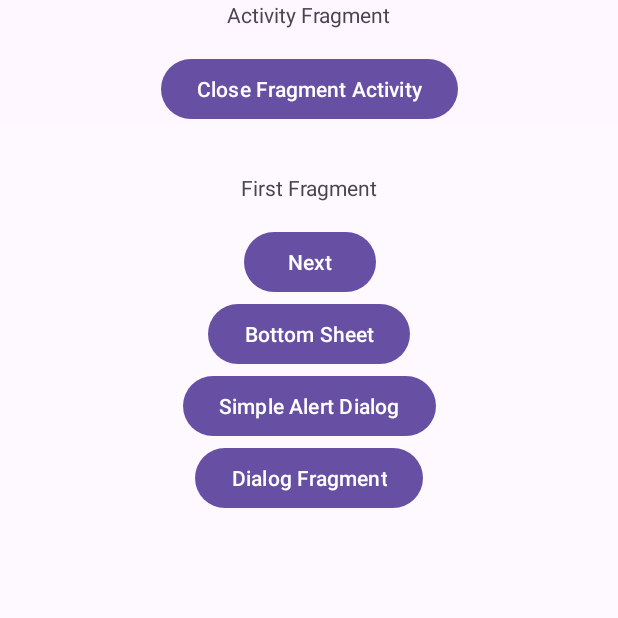
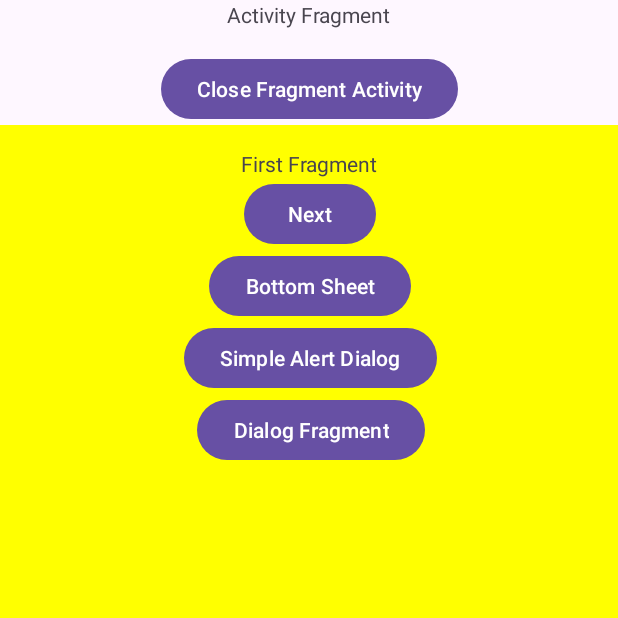
Before and after one commit to amiteshsinghk/lifecycle, an Android app: the FirstFragment screen opened directly, with no data from a screen before it, on a phone screen of 412 x 824 dp, the top half of it. Run offline under Robolectric (Android 15) with nearby library versions, the phone set to English and light mode, and no system bars.

Commit message:
Activity Fragment and Bottomsheet lifecycle.

```diff
--- a/app/src/main/java/com/example/activitylifecycle/MainActivity2.kt
+++ b/app/src/main/java/com/example/activitylifecycle/MainActivity2.kt
@@ -15,9 +15,12 @@ class MainActivity2 : AppCompatActivity() {
         binding = ActivityMain2Binding.inflate(layoutInflater)
         setContentView(binding.root)
         Log.d("DemoL :: MainAct2", "onCreate() called")
-        binding.favBtn.setOnClickListener {
+        binding.btnNext.setOnClickListener {
             var i = Intent(this, MainActivity3::class.java)
             startActivity(i)
+        }
+        binding.btnBack.setOnClickListener {
+           finish()
         }
 
     }
--- a/app/src/main/java/com/example/activitylifecycle/MainActivity3.kt
+++ b/app/src/main/java/com/example/activitylifecycle/MainActivity3.kt
@@ -12,6 +12,7 @@ class MainActivity3 : AppCompatActivity() {
         super.onCreate(savedInstanceState)
         enableEdgeToEdge()
         binding = ActivityMain3Binding.inflate(layoutInflater)
+        setContentView(binding?.root)
         Log.d("DemoL :: MainAct3", "onCreate() called")
         binding?.btnActivity3?.setOnClickListener {
             finish()
--- a/app/src/main/res/layout/fragment_first.xml
+++ b/app/src/main/res/layout/fragment_first.xml
@@ -16,46 +16,51 @@
             android:id="@+id/textview_first"
             android:layout_width="wrap_content"
             android:layout_height="wrap_content"
-            android:layout_marginTop="16dp"
             android:text="@string/first_fragment"
+            app:layout_constraintBottom_toTopOf="@+id/button_first"
             app:layout_constraintEnd_toEndOf="parent"
             app:layout_constraintStart_toStartOf="parent"
-            app:layout_constraintTop_toTopOf="parent"/>
+            app:layout_constraintTop_toTopOf="parent" />
 
         <Button
             android:id="@+id/button_first"
             android:layout_width="wrap_content"
             android:layout_height="wrap_content"
             android:text="@string/next"
-            android:layout_marginTop="16dp"
-            app:layout_constraintTop_toBottomOf="@id/textview_first"
-            app:layout_constraintEnd_toEndOf="@id/textview_first"
-            app:layout_constraintStart_toStartOf="@id/textview_first"/>
+            app:layout_constraintBottom_toTopOf="@+id/btn_dialog_bottom_sheet"
+            app:layout_constraintEnd_toEndOf="@+id/textview_first"
+            app:layout_constraintStart_toStartOf="@+id/textview_first"
+            app:layout_constraintTop_toBottomOf="@+id/textview_first" />
+
         <Button
             android:id="@+id/btn_dialog_bottom_sheet"
             android:layout_width="wrap_content"
             android:layout_height="wrap_content"
             android:text="@string/bottom_sheet"
-            app:layout_constraintTop_toBottomOf="@id/button_first"
-            app:layout_constraintEnd_toEndOf="parent"
-            app:layout_constraintStart_toStartOf="parent" />
+            app:layout_constraintBottom_toTopOf="@+id/btn_dialog"
+            app:layout_constraintEnd_toEndOf="@+id/button_first"
+            app:layout_constraintStart_toStartOf="@+id/button_first"
+            app:layout_constraintTop_toBottomOf="@+id/button_first" />
 
         <Button
             android:id="@+id/btn_dialog"
             android:layout_width="wrap_content"
             android:layout_height="wrap_content"
             android:text="@string/simple_dialog"
-            app:layout_constraintTop_toBottomOf="@+id/btn_dialog_bottom_sheet"
-            app:layout_constraintStart_toStartOf="parent"
-            app:layout_constraintEnd_toEndOf="parent"/>
+            app:layout_constraintBottom_toTopOf="@+id/btn_dialog_fragment"
+            app:layout_constraintEnd_toEndOf="@+id/btn_dialog_bottom_sheet"
+            app:layout_constraintStart_toStartOf="@+id/btn_dialog_bottom_sheet"
+            app:layout_constraintTop_toBottomOf="@+id/btn_dialog_bottom_sheet" />
+
         <Button
             android:id="@+id/btn_dialog_fragment"
             android:layout_width="wrap_content"
             android:layout_height="wrap_content"
             android:text="@string/dialog_fragment"
-            app:layout_constraintTop_toBottomOf="@+id/btn_dialog"
-            app:layout_constraintStart_toStartOf="parent"
-            app:layout_constraintEnd_toEndOf="parent"/>
+            app:layout_constraintBottom_toBottomOf="parent"
+            app:layout_constraintEnd_toEndOf="@+id/btn_dialog"
+            app:layout_constraintStart_toStartOf="@+id/btn_dialog"
+            app:layout_constraintTop_toBottomOf="@+id/btn_dialog" />
 
     </androidx.constraintlayout.widget.ConstraintLayout>
 </androidx.core.widget.NestedScrollView>
--- a/app/src/main/res/values/colors.xml
+++ b/app/src/main/res/values/colors.xml
@@ -3,6 +3,6 @@
     <color name="black">#FF000000</color>
     <color name="white">#FFFFFFFF</color>
     <color name="black_88">#E0111111</color>
-    <color name="background_first">#4DFAFAFA</color>
+    <color name="background_first">#FFFF00</color>
     <color name="background_second">#B71C1C</color>
 </resources>
```
Also changed, not shown: app/src/main/res/layout/activity_main2.xml (+27 -5 lines), app/src/main/res/layout/activity_main3.xml (+15 -11 lines).
